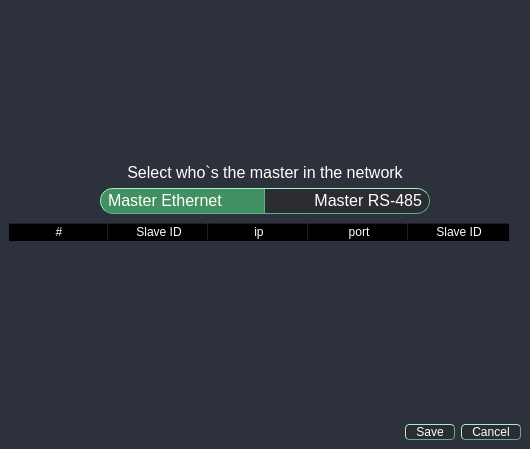
Old version of the form UI/forms/AqGatewayWindow.ui in the repository romangolovkou/AQteck_toolMAX.
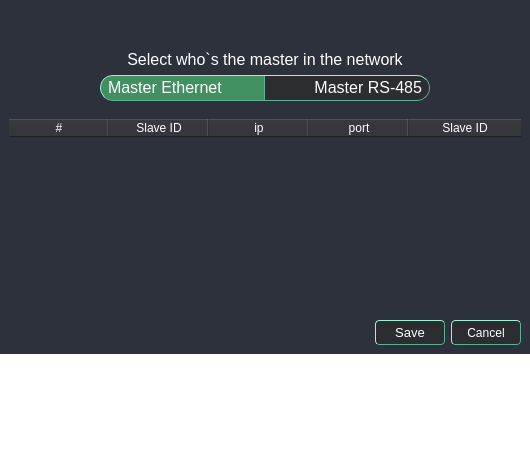
New version of the form. Icons and pictures are not drawn. Custom widgets are drawn as their Qt base class.

Patch:
```diff
--- a/UI/forms/AqGatewayWindow.ui
+++ b/UI/forms/AqGatewayWindow.ui
@@ -165,7 +165,10 @@
    color: #606060;
 }
 
-
+#tableWidget
+QHeaderView::section { background-color: #2b2d30;}
+QTableWidget { border: none; }
+QTableWidget::item { padding-left: 3px; }
 
 </string>
   </property>
@@ -185,8 +188,8 @@
    <property name="bottomMargin">
     <number>0</number>
    </property>
-   <item>
-    <widget class="QFrame" name="mainWidget">
+   <item alignment="Qt::AlignTop">
+    <widget class="AqGatewayFrame" name="mainWidget">
      <property name="frameShape">
       <enum>QFrame::StyledPanel</enum>
      </property>
@@ -264,7 +267,7 @@
         <property name="maximumSize">
          <size>
           <width>16777215</width>
-          <height>60</height>
+          <height>70</height>
          </size>
         </property>
         <property name="frameShape">
@@ -287,7 +290,7 @@
           <number>0</number>
          </property>
          <property name="bottomMargin">
-          <number>0</number>
+          <number>9</number>
          </property>
          <item>
           <widget class="QLabel" name="choseMasterTextLabel">
@@ -392,7 +395,34 @@
         </property>
         <layout class="QVBoxLayout" name="verticalLayout_5">
          <item>
-          <widget class="QTableWidget" name="tableWidget">
+          <widget class="AqGatewayTableWidget" name="tableWidget">
+           <property name="minimumSize">
+            <size>
+             <width>512</width>
+             <height>0</height>
+            </size>
+           </property>
+           <property name="maximumSize">
+            <size>
+             <width>512</width>
+             <height>16777215</height>
+            </size>
+           </property>
+           <attribute name="horizontalHeaderCascadingSectionResizes">
+            <bool>false</bool>
+           </attribute>
+           <attribute name="horizontalHeaderMinimumSectionSize">
+            <number>0</number>
+           </attribute>
+           <attribute name="horizontalHeaderShowSortIndicator" stdset="0">
+            <bool>false</bool>
+           </attribute>
+           <attribute name="horizontalHeaderStretchLastSection">
+            <bool>true</bool>
+           </attribute>
+           <attribute name="verticalHeaderVisible">
+            <bool>false</bool>
+           </attribute>
            <column>
             <property name="text">
              <string>#</string>
@@ -445,14 +475,37 @@
           <number>0</number>
          </property>
          <item alignment="Qt::AlignRight">
-          <widget class="QPushButton" name="saveButton">
+          <widget class="QPushButton" name="saveBtn">
+           <property name="minimumSize">
+            <size>
+             <width>70</width>
+             <height>25</height>
+            </size>
+           </property>
+           <property name="maximumSize">
+            <size>
+             <width>16777215</width>
+             <height>25</height>
+            </size>
+           </property>
+           <property name="font">
+            <font>
+             <pointsize>10</pointsize>
+            </font>
+           </property>
            <property name="text">
             <string>Save</string>
            </property>
           </widget>
          </item>
          <item alignment="Qt::AlignRight">
-          <widget class="QPushButton" name="cancelButton">
+          <widget class="QPushButton" name="cancelBtn">
+           <property name="minimumSize">
+            <size>
+             <width>70</width>
+             <height>25</height>
+            </size>
+           </property>
            <property name="text">
             <string>Cancel</string>
            </property>
@@ -466,6 +519,19 @@
    </item>
   </layout>
  </widget>
+ <customwidgets>
+  <customwidget>
+   <class>AqGatewayTableWidget</class>
+   <extends>QTableWidget</extends>
+   <header location="global">AqGatewayWindow.h</header>
+  </customwidget>
+  <customwidget>
+   <class>AqGatewayFrame</class>
+   <extends>QFrame</extends>
+   <header location="global">AqGatewayWindow.h</header>
+   <container>1</container>
+  </customwidget>
+ </customwidgets>
  <resources>
   <include location="../resoursec.qrc"/>
  </resources>
```
